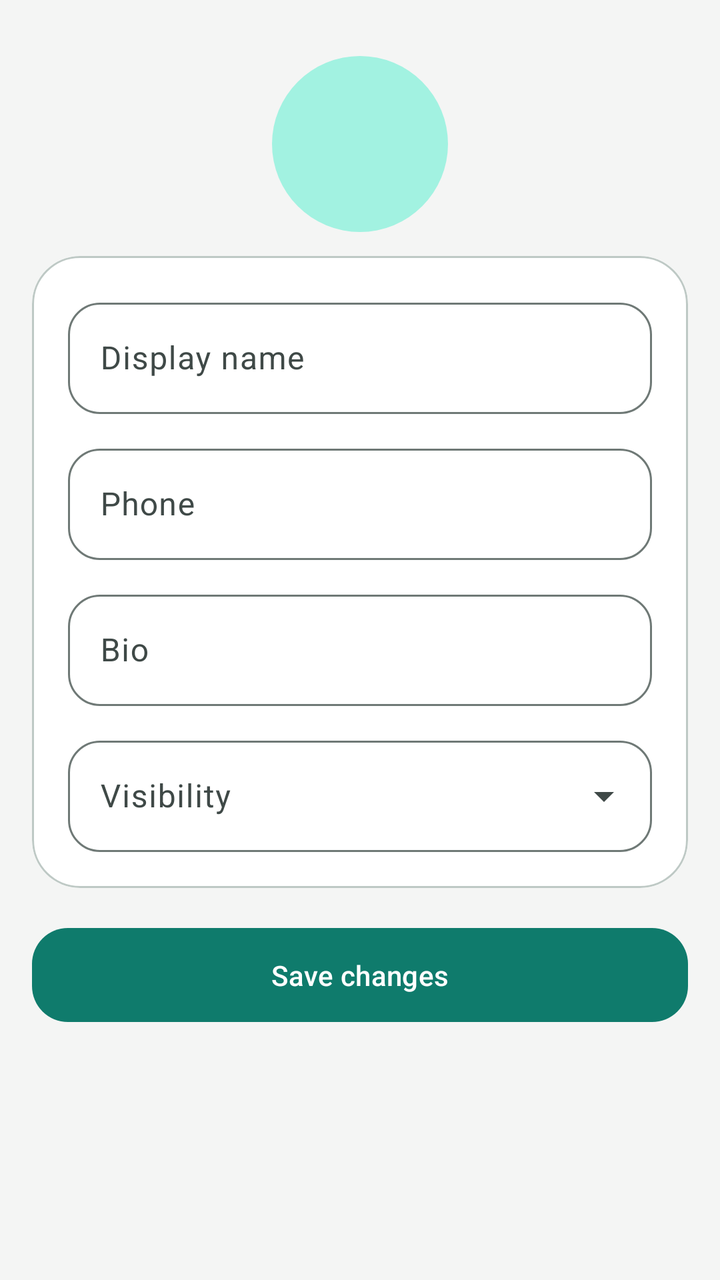
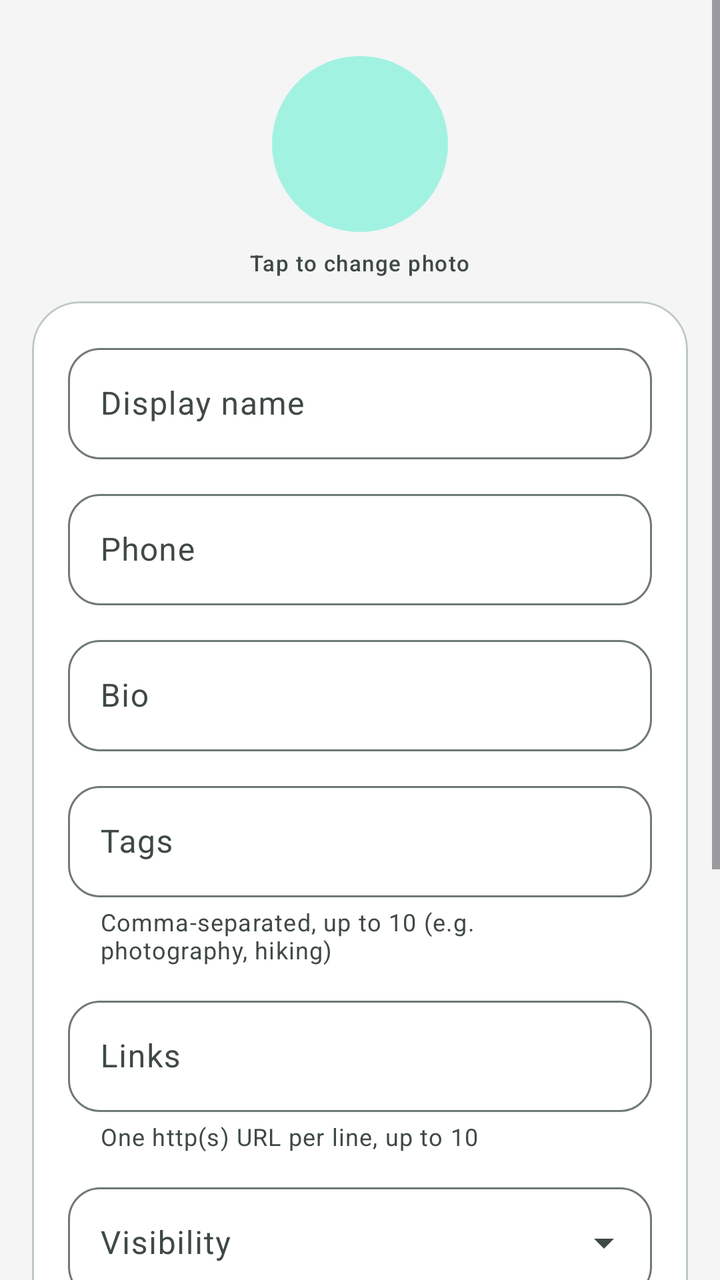

Screens rendered from an Android XML layout before and after an edit, with the pre-edit source and the edit as a unified diff.
<!-- AndroidManifest.xml: application theme Theme.Hijaca -->
<!-- res/layout/fragment_profile.xml -->
<?xml version="1.0" encoding="utf-8"?>
<ScrollView xmlns:android="http://schemas.android.com/apk/res/android"
    xmlns:app="http://schemas.android.com/apk/res-auto"
    android:layout_width="match_parent"
    android:layout_height="match_parent"
    android:background="?attr/colorSurfaceContainerLow"
    android:fillViewport="true">

    <LinearLayout
        android:layout_width="match_parent"
        android:layout_height="wrap_content"
        android:orientation="vertical"
        android:padding="16dp">

        
        <LinearLayout
            android:layout_width="match_parent"
            android:layout_height="wrap_content"
            android:gravity="center"
            android:orientation="vertical"
            android:paddingVertical="12dp">

            <TextView
                android:id="@+id/profileAvatar"
                android:layout_width="88dp"
                android:layout_height="88dp"
                android:background="@drawable/bg_avatar"
                android:gravity="center"
                android:textAppearance="?attr/textAppearanceDisplaySmall"
                android:textColor="?attr/colorOnPrimaryContainer" />
        </LinearLayout>

        <com.google.android.material.card.MaterialCardView
            android:layout_width="match_parent"
            android:layout_height="wrap_content"
            app:cardBackgroundColor="?attr/colorSurfaceContainerLowest"
            app:cardCornerRadius="24dp"
            app:cardElevation="0dp"
            app:strokeColor="?attr/colorOutlineVariant"
            app:strokeWidth="1dp">

            <LinearLayout
                android:layout_width="match_parent"
                android:layout_height="wrap_content"
                android:orientation="vertical"
                android:padding="18dp">

                <com.google.android.material.textfield.TextInputLayout
                    android:layout_width="match_parent"
                    android:layout_height="wrap_content"
                    android:hint="Display name">

                    <com.google.android.material.textfield.TextInputEditText
                        android:id="@+id/displayName"
                        android:layout_width="match_parent"
                        android:layout_height="wrap_content"
                        android:inputType="textPersonName" />
                </com.google.android.material.textfield.TextInputLayout>

                <com.google.android.material.textfield.TextInputLayout
                    android:layout_width="match_parent"
                    android:layout_height="wrap_content"
                    android:layout_marginTop="12dp"
                    android:hint="Phone">

                    <com.google.android.material.textfield.TextInputEditText
                        android:id="@+id/phone"
                        android:layout_width="match_parent"
                        android:layout_height="wrap_content"
                        android:inputType="phone" />
                </com.google.android.material.textfield.TextInputLayout>

                <com.google.android.material.textfield.TextInputLayout
                    android:layout_width="match_parent"
                    android:layout_height="wrap_content"
                    android:layout_marginTop="12dp"
                    android:hint="Bio">

                    <com.google.android.material.textfield.TextInputEditText
                        android:id="@+id/bio"
                        android:layout_width="match_parent"
                        android:layout_height="wrap_content"
                        android:inputType="textMultiLine|textCapSentences"
                        android:maxLines="4" />
                </com.google.android.material.textfield.TextInputLayout>

                <com.google.android.material.textfield.TextInputLayout
                    android:layout_width="match_parent"
                    android:layout_height="wrap_content"
                    android:layout_marginTop="12dp"
                    android:hint="Visibility"
                    style="@style/Widget.Material3.TextInputLayout.OutlinedBox.ExposedDropdownMenu">

                    <com.google.android.material.textfield.MaterialAutoCompleteTextView
                        android:id="@+id/visibility"
                        android:layout_width="match_parent"
                        android:layout_height="wrap_content"
                        android:inputType="none" />
                </com.google.android.material.textfield.TextInputLayout>
            </LinearLayout>
        </com.google.android.material.card.MaterialCardView>

        <com.google.android.material.button.MaterialButton
            android:id="@+id/saveButton"
            android:layout_width="match_parent"
            android:layout_height="wrap_content"
            android:layout_marginTop="16dp"
            android:text="Save changes" />

        <TextView
            android:id="@+id/status"
            android:layout_width="match_parent"
            android:layout_height="wrap_content"
            android:layout_marginTop="10dp"
            android:gravity="center"
            android:textAppearance="?attr/textAppearanceBodyMedium"
            android:textColor="?attr/colorOnSurfaceVariant" />
    </LinearLayout>
</ScrollView>
<!-- resources referenced by this layout -->
<resources>
  <!-- drawable bg_avatar (drawable) -->
  <?xml version="1.0" encoding="utf-8"?>
  <shape xmlns:android="http://schemas.android.com/apk/res/android"
      android:shape="oval">
      <solid android:color="?attr/colorPrimaryContainer" />
  </shape>
  <color name="primary">#0F7B6C</color>
  <color name="onPrimary">#FFFFFF</color>
  <color name="primaryContainer">#A2F2E1</color>
  <color name="onPrimaryContainer">#00201B</color>
  <color name="secondary">#4A635E</color>
  <color name="onSecondary">#FFFFFF</color>
  <color name="secondaryContainer">#CCE8E1</color>
  <color name="onSecondaryContainer">#06201C</color>
  <color name="tertiary">#F2A03D</color>
  <color name="onTertiary">#422C00</color>
  <color name="tertiaryContainer">#FFDDB3</color>
  <color name="onTertiaryContainer">#2A1700</color>
  <color name="error">#BA1A1A</color>
  <color name="onError">#FFFFFF</color>
  <color name="errorContainer">#FFDAD6</color>
  <color name="onErrorContainer">#410002</color>
  <color name="background">#FAFAF9</color>
  <color name="onBackground">#1A1C1B</color>
  <color name="surface">#FAFAF9</color>
  <color name="onSurface">#1A1C1B</color>
  <color name="surfaceVariant">#DBE5E1</color>
  <color name="onSurfaceVariant">#3F4947</color>
  <color name="surfaceContainerLowest">#FFFFFF</color>
  <color name="surfaceContainerLow">#F4F5F4</color>
  <color name="surfaceContainer">#EDF0EF</color>
  <color name="surfaceContainerHigh">#E7EAE9</color>
  <color name="surfaceContainerHighest">#E1E5E3</color>
  <color name="outline">#6F7976</color>
  <color name="outlineVariant">#BEC9C5</color>
  <style name="TextAppearance.App.Display" parent="TextAppearance.Material3.DisplaySmall">
          <item name="fontFamily">sans-serif-medium</item>
          <item name="android:fontFamily">sans-serif-medium</item>
          <item name="android:letterSpacing">-0.015</item>
      </style>
  <style name="TextAppearance.App.Headline" parent="TextAppearance.Material3.HeadlineSmall">
          <item name="fontFamily">sans-serif-medium</item>
          <item name="android:fontFamily">sans-serif-medium</item>
          <item name="android:letterSpacing">-0.01</item>
      </style>
  <style name="TextAppearance.App.Title" parent="TextAppearance.Material3.TitleMedium">
          <item name="fontFamily">sans-serif-medium</item>
          <item name="android:fontFamily">sans-serif-medium</item>
          <item name="android:letterSpacing">0.0</item>
      </style>
  <style name="TextAppearance.App.Body" parent="TextAppearance.Material3.BodyLarge">
          <item name="fontFamily">sans-serif</item>
          <item name="android:fontFamily">sans-serif</item>
      </style>
  <style name="TextAppearance.App.Label" parent="TextAppearance.Material3.LabelLarge">
          <item name="fontFamily">sans-serif-medium</item>
          <item name="android:fontFamily">sans-serif-medium</item>
          <item name="android:letterSpacing">0.01</item>
      </style>
  <style name="ShapeAppearance.App.Large" parent="ShapeAppearance.Material3.Corner.Large">
          <item name="cornerFamily">rounded</item>
          <item name="cornerSize">24dp</item>
      </style>
  <style name="ShapeAppearance.App.Medium" parent="ShapeAppearance.Material3.Corner.Medium">
          <item name="cornerFamily">rounded</item>
          <item name="cornerSize">16dp</item>
      </style>
  <style name="Widget.App.Button" parent="Widget.Material3.Button">
          <item name="cornerRadius">18dp</item>
          <item name="android:paddingTop">14dp</item>
          <item name="android:paddingBottom">14dp</item>
          <item name="android:textAppearance">?attr/textAppearanceLabelLarge</item>
      </style>
  <!-- unchanged entries left out for length: 3 -->
</resources>

<!-- the commit's change to res/layout/fragment_profile.xml (unified diff, before → after) -->
@@ -20,14 +20,40 @@
             android:orientation="vertical"
             android:paddingVertical="12dp">
 
-            <TextView
-                android:id="@+id/profileAvatar"
+            
+            <FrameLayout
+                android:id="@+id/avatarContainer"
                 android:layout_width="88dp"
                 android:layout_height="88dp"
-                android:background="@drawable/bg_avatar"
-                android:gravity="center"
-                android:textAppearance="?attr/textAppearanceDisplaySmall"
-                android:textColor="?attr/colorOnPrimaryContainer" />
+                android:background="?attr/selectableItemBackgroundBorderless"
+                android:clickable="true"
+                android:focusable="true">
+
+                <TextView
+                    android:id="@+id/profileAvatar"
+                    android:layout_width="match_parent"
+                    android:layout_height="match_parent"
+                    android:background="@drawable/bg_avatar"
+                    android:gravity="center"
+                    android:textAppearance="?attr/textAppearanceDisplaySmall"
+                    android:textColor="?attr/colorOnPrimaryContainer" />
+
+                <com.google.android.material.imageview.ShapeableImageView
+                    android:id="@+id/profileAvatarImage"
+                    android:layout_width="match_parent"
+                    android:layout_height="match_parent"
+                    android:scaleType="centerCrop"
+                    android:visibility="gone"
+                    app:shapeAppearanceOverlay="@style/ShapeAppearance.App.Circle" />
+            </FrameLayout>
+
+            <TextView
+                android:layout_width="wrap_content"
+                android:layout_height="wrap_content"
+                android:layout_marginTop="8dp"
+                android:text="Tap to change photo"
+                android:textAppearance="?attr/textAppearanceLabelSmall"
+                android:textColor="?attr/colorOnSurfaceVariant" />
         </LinearLayout>
 
         <com.google.android.material.card.MaterialCardView
@@ -88,6 +114,38 @@
                     android:layout_width="match_parent"
                     android:layout_height="wrap_content"
                     android:layout_marginTop="12dp"
+                    android:hint="Tags"
+                    app:helperText="Comma-separated, up to 10 (e.g. photography, hiking)"
+                    app:helperTextEnabled="true">
+
+                    <com.google.android.material.textfield.TextInputEditText
+                        android:id="@+id/tags"
+                        android:layout_width="match_parent"
+                        android:layout_height="wrap_content"
+                        android:inputType="text"
+                        android:maxLines="2" />
+                </com.google.android.material.textfield.TextInputLayout>
+
+                <com.google.android.material.textfield.TextInputLayout
+                    android:layout_width="match_parent"
+                    android:layout_height="wrap_content"
+                    android:layout_marginTop="12dp"
+                    android:hint="Links"
+                    app:helperText="One http(s) URL per line, up to 10"
+                    app:helperTextEnabled="true">
+
+                    <com.google.android.material.textfield.TextInputEditText
+                        android:id="@+id/links"
+                        android:layout_width="match_parent"
+                        android:layout_height="wrap_content"
+                        android:inputType="textMultiLine|textUri"
+                        android:maxLines="5" />
+                </com.google.android.material.textfield.TextInputLayout>
+
+                <com.google.android.material.textfield.TextInputLayout
+                    android:layout_width="match_parent"
+                    android:layout_height="wrap_content"
+                    android:layout_marginTop="12dp"
                     android:hint="Visibility"
                     style="@style/Widget.Material3.TextInputLayout.OutlinedBox.ExposedDropdownMenu">
 
@@ -115,5 +173,38 @@
             android:gravity="center"
             android:textAppearance="?attr/textAppearanceBodyMedium"
             android:textColor="?attr/colorOnSurfaceVariant" />
+
+        
+        <View
+            android:layout_width="match_parent"
+            android:layout_height="1dp"
+            android:layout_marginTop="24dp"
+            android:background="?attr/colorOutlineVariant" />
+
+        <TextView
+            android:layout_width="match_parent"
+            android:layout_height="wrap_content"
+            android:layout_marginTop="16dp"
+            android:text="Danger zone"
+            android:textAppearance="?attr/textAppearanceTitleSmall"
+            android:textColor="?attr/colorError" />
+
+        <TextView
+            android:layout_width="match_parent"
+            android:layout_height="wrap_content"
+            android:layout_marginTop="4dp"
+            android:text="Permanently delete your account — profile, contacts, and sign-in. This cannot be undone."
+            android:textAppearance="?attr/textAppearanceBodyMedium"
+            android:textColor="?attr/colorOnSurfaceVariant" />
+
+        <com.google.android.material.button.MaterialButton
+            android:id="@+id/deleteAccountButton"
+            style="@style/Widget.Material3.Button.OutlinedButton"
+            android:layout_width="match_parent"
+            android:layout_height="wrap_content"
+            android:layout_marginTop="12dp"
+            android:text="Delete account"
+            android:textColor="?attr/colorError"
+            app:strokeColor="?attr/colorError" />
     </LinearLayout>
 </ScrollView>
<!-- resource entries referenced after the edit -->
@@ -6,6 +6,10 @@
       android:shape="oval">
       <solid android:color="?attr/colorPrimaryContainer" />
   </shape>
+  <style name="ShapeAppearance.App.Circle" parent="">
+          <item name="cornerFamily">rounded</item>
+          <item name="cornerSize">50%</item>
+      </style>
   <color name="primary">#0F7B6C</color>
   <color name="onPrimary">#FFFFFF</color>
   <color name="primaryContainer">#A2F2E1</color>
